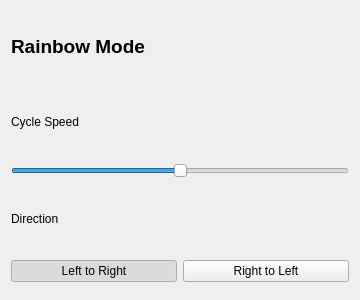
First picture: the form in qt/AgileRgbRainbowPage/AgileRgbRainbowPage.ui, repository JarzDev/agile-rgb, before the edit.
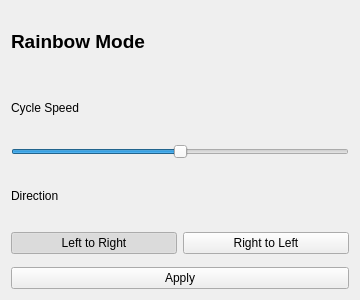
Second picture: the form after the edit.

Commit message: Fix simplified tabs fighting over lighting; add Apply buttons

What changed in the file:
```diff
--- a/qt/AgileRgbRainbowPage/AgileRgbRainbowPage.ui
+++ b/qt/AgileRgbRainbowPage/AgileRgbRainbowPage.ui
@@ -88,6 +88,13 @@
      </property>
     </spacer>
    </item>
+   <item>
+    <widget class="QPushButton" name="ApplyButton">
+     <property name="text">
+      <string>Apply</string>
+     </property>
+    </widget>
+   </item>
   </layout>
  </widget>
  <resources/>
```
The commit also changes 9 other files.
